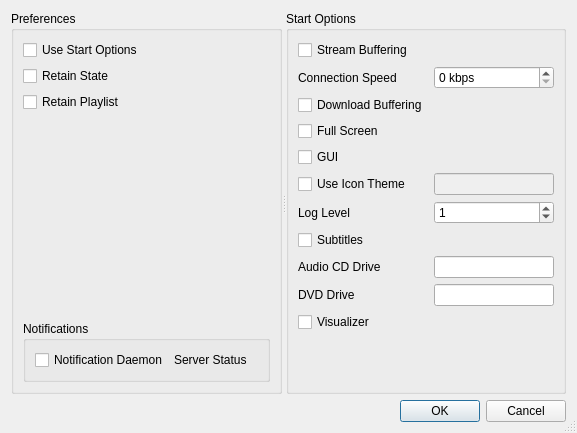
Above: code/settings/ui/settings.ui from andrew-bibb/mbmp before the change. Below: the same form after it.
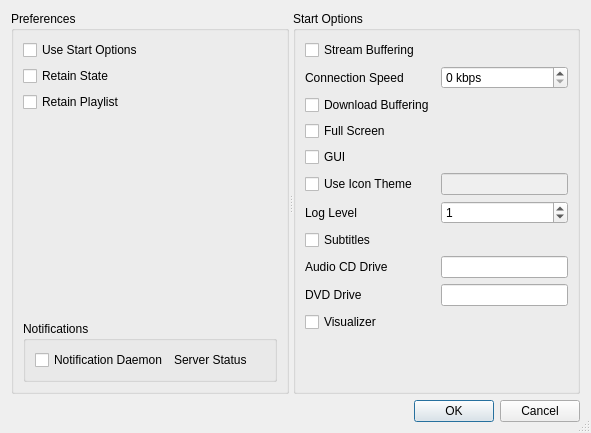
That is the form after the change.

The edit to the form file:
```diff
--- a/code/settings/ui/settings.ui
+++ b/code/settings/ui/settings.ui
@@ -6,7 +6,7 @@
    <rect>
     <x>0</x>
     <y>0</y>
-    <width>577</width>
+    <width>591</width>
     <height>433</height>
    </rect>
   </property>
```
Left out of the diff: 7 changed lines with no effect on the pictures.
